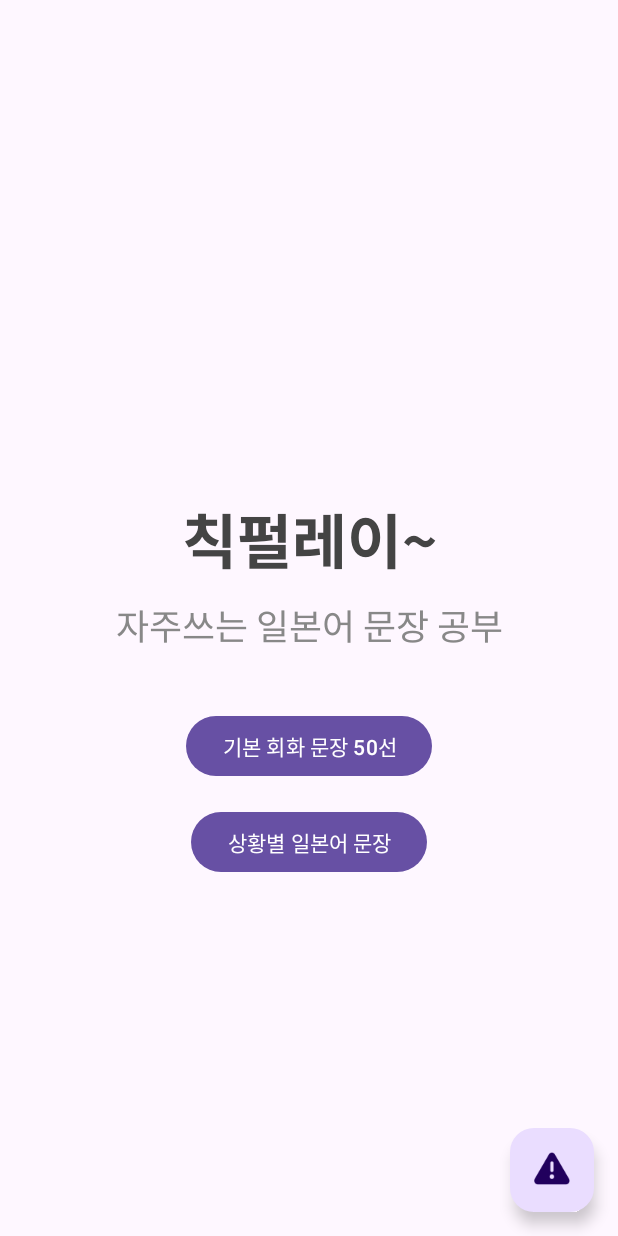
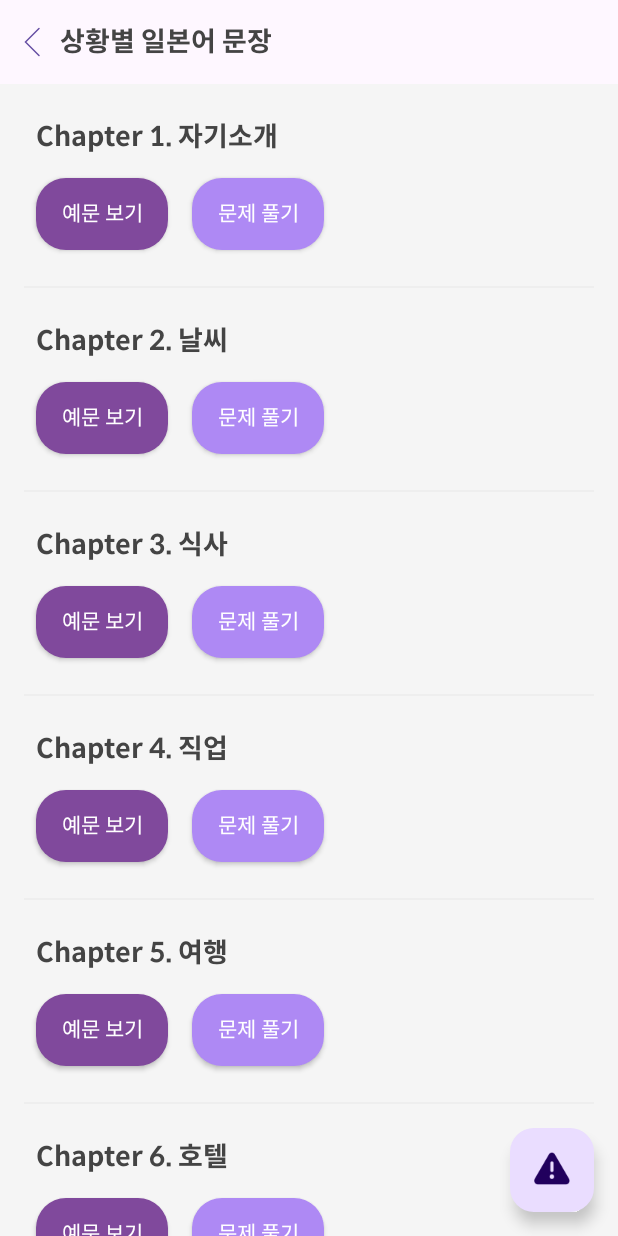
Before and after one commit to JuneMyoung-Lee/MyJapaneseNoteRepository, an Android app: the screen it shows after launch (MainActivity), after a tap on "상황별 일본어 문장", on a phone screen of 412 x 824 dp. Run offline under Robolectric (Android 15) with nearby library versions, the phone set to English and light mode, and no system bars; our stand-ins replace navigation-ui.

Commit message:
상황별 일본어 문장 카테고리 생성

```diff
--- a/app/src/main/java/com/example/myjapanesenoteapplication/FirstFragment.kt
+++ b/app/src/main/java/com/example/myjapanesenoteapplication/FirstFragment.kt
@@ -20,8 +20,6 @@ class FirstFragment : Fragment() {
     // onDestroyView.
     private val binding get() = _binding!!
 
-    private var toast : Toast? = null
-
     override fun onCreateView(
         inflater: LayoutInflater, container: ViewGroup?,
         savedInstanceState: Bundle?
@@ -36,16 +34,11 @@ class FirstFragment : Fragment() {
         super.onViewCreated(view, savedInstanceState)
 
         with(binding) {
-            buttonFirst.setOnClickListener {
+            buttonSecond.setOnClickListener {
                 findNavController().navigate(R.id.action_FirstFragment_to_SecondFragment)
             }
-            buttonSecond.setOnClickListener {
-                requireActivity().runOnUiThread {
-                    toast?.cancel()
-
-                    toast = Toast.makeText(requireContext(), "추가 개발 예정", Toast.LENGTH_SHORT)
-                    toast?.show()
-                }
+            buttonThird.setOnClickListener {
+                findNavController().navigate(R.id.action_FirstFragment_to_ThirdFragment)
             }
         }
     }
--- /dev/null
+++ b/app/src/main/java/com/example/myjapanesenoteapplication/JapaneseCategoryAdapter.kt
@@ -0,0 +1,58 @@
+package com.example.myjapanesenoteapplication
+
+import android.view.LayoutInflater
+import android.view.View
+import android.view.ViewGroup
+import androidx.recyclerview.widget.DiffUtil
+import androidx.recyclerview.widget.ListAdapter
+import androidx.recyclerview.widget.RecyclerView
+import com.example.myjapanesenoteapplication.databinding.ItemJapaneseCategoryBinding
+import com.example.myjapanesenoteapplication.databinding.ItemJapaneseMainBinding
+
+class JapaneseCategoryAdapter : ListAdapter<JapaneseCategoryItem, JapaneseCategoryAdapter.ItemJapaneseCategoryVH>(DIFF_CALLBACK) {
+
+    private var onItemClickListener: OnItemClickListener?= null
+
+    interface OnItemClickListener {
+        fun onExampleClick(item: JapaneseCategoryItem, position: Int)
+        fun onQuestionClick(item: JapaneseCategoryItem, position: Int)
+    }
+
+    fun setItemOnClickListener(listener: OnItemClickListener) {
+        onItemClickListener = listener
+    }
+
+    override fun onCreateViewHolder(viewGroup: ViewGroup, viewType: Int): ItemJapaneseCategoryVH = LayoutInflater.from(viewGroup.context)
+        .let { ItemJapaneseCategoryBinding.inflate(it, viewGroup, false) }
+        .let { ItemJapaneseCategoryVH(it) }
+
+    override fun onBindViewHolder(holder: ItemJapaneseCategoryVH, position: Int) {
+
+        val item = getItem(position)
+
+        with(holder.binding) {
+            categoryTitle.text = item.제목
+
+            exampleButton.setOnClickListener {
+                onItemClickListener?.onExampleClick(item, position)
+            }
+            questionButton.setOnClickListener {
+                onItemClickListener?.onQuestionClick(item, position)
+            }
+        }
+    }
+
+    class ItemJapaneseCategoryVH(val binding: ItemJapaneseCategoryBinding) : RecyclerView.ViewHolder(binding.root)
+
+    companion object {
+        private val DIFF_CALLBACK = object: DiffUtil.ItemCallback<JapaneseCategoryItem>() {
+            override fun areContentsTheSame(oldItem: JapaneseCategoryItem, newItem: JapaneseCategoryItem): Boolean {
+                return oldItem == newItem && oldItem.hashCode() == newItem.hashCode()
+            }
+
+            override fun areItemsTheSame(oldItem: JapaneseCategoryItem, newItem: JapaneseCategoryItem): Boolean {
+                return oldItem.제목 == newItem.제목
+            }
+        }
+    }
+}
--- /dev/null
+++ b/app/src/main/java/com/example/myjapanesenoteapplication/JapaneseCategoryItem.kt
@@ -0,0 +1,5 @@
+package com.example.myjapanesenoteapplication
+
+data class JapaneseCategoryItem (
+    val 제목: String
+)
--- a/app/src/main/java/com/example/myjapanesenoteapplication/MainActivity.kt
+++ b/app/src/main/java/com/example/myjapanesenoteapplication/MainActivity.kt
@@ -34,7 +34,7 @@ class MainActivity : AppCompatActivity() {
         appBarConfiguration = AppBarConfiguration(navController.graph)
 
         binding.fab.setOnClickListener { view ->
-            Snackbar.make(view, "김동현 찌끄레기년", Snackbar.LENGTH_SHORT)
+            Snackbar.make(view, "동현이 살려달라고할때까지 줘패고싶다", Snackbar.LENGTH_SHORT)
                 .setAnchorView(R.id.fab)
                 .setAction("Action", null).show()
         }
--- /dev/null
+++ b/app/src/main/java/com/example/myjapanesenoteapplication/ThirdFragment.kt
@@ -0,0 +1,128 @@
+package com.example.myjapanesenoteapplication
+
+import android.graphics.Rect
+import android.os.Bundle
+import android.view.ContextThemeWrapper
+import androidx.fragment.app.Fragment
+import android.view.LayoutInflater
+import android.view.View
+import android.view.ViewGroup
+import android.widget.Toast
+import androidx.core.content.ContextCompat
+import androidx.recyclerview.widget.LinearLayoutManager
+import androidx.recyclerview.widget.PagerSnapHelper
+import androidx.recyclerview.widget.RecyclerView
+import androidx.viewpager2.widget.ViewPager2
+import com.example.myjapanesenoteapplication.databinding.FragmentSecondBinding
+import com.example.myjapanesenoteapplication.databinding.FragmentThirdBinding
+
+/**
+ * A simple [Fragment] subclass as the second destination in the navigation.
+ */
+class ThirdFragment : Fragment() {
+
+    private var _binding: FragmentThirdBinding? = null
+
+    // This property is only valid between onCreateView and
+    // onDestroyView.
+    private val binding get() = _binding!!
+
+    private var toast : Toast? = null
+
+    override fun onCreateView(
+        inflater: LayoutInflater, container: ViewGroup?,
+        savedInstanceState: Bundle?
+    ): View? {
+        _binding = FragmentThirdBinding.inflate(inflater, container, false)
+        return binding.root
+
+    }
+
+    override fun onViewCreated(view: View, savedInstanceState: Bundle?) {
+        super.onViewCreated(view, savedInstanceState)
+
+        initListener()
+        initRecyclerView()
+
+    }
+
+    private fun initListener() {
+        with(binding) {
+            backButton.setOnClickListener {
+                requireActivity().onBackPressed()
+            }
+        }
+    }
+
+    private fun initRecyclerView() {
+        with(binding) {
+            val layoutManager = LinearLayoutManager(requireContext(), LinearLayoutManager.VERTICAL, false)
+            val categoryAdapter = JapaneseCategoryAdapter()
+            categoryAdapter.setItemOnClickListener(object: JapaneseCategoryAdapter.OnItemClickListener {
+                override fun onExampleClick(item: JapaneseCategoryItem, position: Int) {
+                    actionCategoryExample(item)
+                }
+
+                override fun onQuestionClick(item: JapaneseCategoryItem, position: Int) {
+                    actionCategoryQuestion(item)
+                }
+            })
+            categoryRecyclerView.layoutManager = layoutManager
+            categoryRecyclerView.itemAnimator = null
+            categoryRecyclerView.adapter = categoryAdapter
+            (categoryRecyclerView.adapter as JapaneseCategoryAdapter).submitList(japaneseCategoryList)
+        }
+    }
+
+    private fun actionCategoryExample(item: JapaneseCategoryItem) {
+        when(item.제목) {
+            "Chapter 1. 자기소개" -> {
+
+            }
+            else -> {
+                requireActivity().runOnUiThread {
+                    toast?.cancel()
+
+                    toast = Toast.makeText(requireContext(), "준비중입니다.", Toast.LENGTH_SHORT)
+                    toast?.show()
+                }
+            }
+        }
+    }
+
+    private fun actionCategoryQuestion(item: JapaneseCategoryItem) {
+        when(item.제목) {
+            "Chapter 1. 자기소개" -> {
+
+            }
+            else -> {
+                requireActivity().runOnUiThread {
+                    toast?.cancel()
+
+                    toast = Toast.makeText(requireContext(), "준비중입니다.", Toast.LENGTH_SHORT)
+                    toast?.show()
+                }
+            }
+        }
+    }
+
+    override fun onDestroyView() {
+        super.onDestroyView()
+        _binding = null
+    }
+
+    private val japaneseCategoryList = listOf(
+        JapaneseCategoryItem(제목 = "Chapter 1. 자기소개"),
+        JapaneseCategoryItem(제목 = "Chapter 2. 날씨"),
+        JapaneseCategoryItem(제목 = "Chapter 3. 식사"),
+        JapaneseCategoryItem(제목 = "Chapter 4. 직업"),
+        JapaneseCategoryItem(제목 = "Chapter 5. 여행"),
+        JapaneseCategoryItem(제목 = "Chapter 6. 호텔"),
+        JapaneseCategoryItem(제목 = "Chapter 7. 쇼핑"),
+        JapaneseCategoryItem(제목 = "Chapter 8. 교통수단"),
+        JapaneseCategoryItem(제목 = "Chapter 9. 취미생활"),
+        JapaneseCategoryItem(제목 = "Extra 1. 감사 표현"),
+        JapaneseCategoryItem(제목 = "Extra 2. 거절 표현"),
+        JapaneseCategoryItem(제목 = "Extra 3. 사과 및 부탁 표현"),
+    )
+}
--- /dev/null
+++ b/app/src/main/res/drawable/icon_24_navi_arrow.xml
@@ -0,0 +1,12 @@
+<vector xmlns:android="http://schemas.android.com/apk/res/android"
+    android:width="24dp"
+    android:height="24dp"
+    android:viewportWidth="24"
+    android:viewportHeight="24">
+  <path
+      android:strokeWidth="1"
+      android:pathData="m10,3 l-9,9 9,9"
+      android:fillColor="#00000000"
+      android:strokeColor="#444"
+      android:strokeLineCap="round"/>
+</vector>
--- /dev/null
+++ b/app/src/main/res/drawable/roundbox_purple_20dp.xml
@@ -0,0 +1,5 @@
+<?xml version="1.0" encoding="utf-8"?>
+<shape xmlns:android="http://schemas.android.com/apk/res/android">
+    <corners android:radius="20dp" />
+    <solid android:color="@color/search_type_ae89f4_color" />
+</shape>
--- /dev/null
+++ b/app/src/main/res/drawable/roundbox_purple_dark_20dp.xml
@@ -0,0 +1,5 @@
+<?xml version="1.0" encoding="utf-8"?>
+<shape xmlns:android="http://schemas.android.com/apk/res/android">
+    <corners android:radius="20dp" />
+    <solid android:color="@color/search_subway_80499c_color" />
+</shape>
--- a/app/src/main/res/layout/fragment_first.xml
+++ b/app/src/main/res/layout/fragment_first.xml
@@ -31,7 +31,7 @@
         app:layout_constraintStart_toStartOf="parent" />
 
     <Button
-        android:id="@+id/button_first"
+        android:id="@+id/button_second"
         android:layout_width="wrap_content"
         android:layout_height="wrap_content"
         android:text="기본 회화 문장 50선"
@@ -41,12 +41,12 @@
         app:layout_constraintStart_toStartOf="parent" />
 
     <Button
-        android:id="@+id/button_second"
+        android:id="@+id/button_third"
         android:layout_width="wrap_content"
         android:layout_height="wrap_content"
         android:text="상황별 일본어 문장"
         android:layout_marginTop="16dp"
-        app:layout_constraintTop_toBottomOf="@+id/button_first"
+        app:layout_constraintTop_toBottomOf="@+id/button_second"
         app:layout_constraintEnd_toEndOf="parent"
         app:layout_constraintStart_toStartOf="parent" />
 
--- /dev/null
+++ b/app/src/main/res/layout/fragment_third.xml
@@ -0,0 +1,44 @@
+<?xml version="1.0" encoding="utf-8"?>
+<androidx.constraintlayout.widget.ConstraintLayout xmlns:android="http://schemas.android.com/apk/res/android"
+    xmlns:app="http://schemas.android.com/apk/res-auto"
+    xmlns:tools="http://schemas.android.com/tools"
+    android:layout_width="match_parent"
+    android:layout_height="match_parent"
+    tools:context=".SecondFragment">
+
+    <androidx.constraintlayout.widget.ConstraintLayout
+        android:id="@+id/titleLayout"
+        android:layout_width="match_parent"
+        android:layout_height="56dp"
+        app:layout_constraintStart_toStartOf="parent"
+        app:layout_constraintEnd_toEndOf="parent"
+        app:layout_constraintTop_toTopOf="parent">
+
+        <TextView
+            style="@style/black_bold_title_18_pt_center"
+            android:layout_width="wrap_content"
+            android:layout_height="56dp"
+            android:text="@string/category_title"
+            android:gravity="center"
+            app:layout_constraintStart_toEndOf="@+id/backButton"
+            app:layout_constraintTop_toTopOf="parent"/>
+
+        <Button
+            android:id="@+id/backButton"
+            android:layout_width="24dp"
+            android:layout_height="24dp"
+            android:background="@drawable/icon_24_navi_arrow"
+            android:layout_margin="16dp"
+            app:layout_constraintStart_toStartOf="parent"
+            app:layout_constraintTop_toTopOf="parent"/>
+
+    </androidx.constraintlayout.widget.ConstraintLayout>
+
+    <androidx.recyclerview.widget.RecyclerView
+        android:id="@+id/categoryRecyclerView"
+        android:layout_width="match_parent"
+        android:layout_height="0dp"
+        app:layout_constraintTop_toBottomOf="@+id/titleLayout"
+        app:layout_constraintBottom_toBottomOf="parent"/>
+
+</androidx.constraintlayout.widget.ConstraintLayout>
--- /dev/null
+++ b/app/src/main/res/layout/item_japanese_category.xml
@@ -0,0 +1,53 @@
+<?xml version="1.0" encoding="utf-8"?>
+<androidx.constraintlayout.widget.ConstraintLayout xmlns:android="http://schemas.android.com/apk/res/android"
+    xmlns:app="http://schemas.android.com/apk/res-auto"
+    xmlns:tools="http://schemas.android.com/tools"
+    android:layout_width="match_parent"
+    android:layout_height="wrap_content"
+    android:background="@color/bg_03">
+
+    <TextView
+        android:id="@+id/categoryTitle"
+        style="@style/black_bold_title_18_pt_center"
+        android:layout_width="wrap_content"
+        android:layout_height="wrap_content"
+        android:layout_marginStart="24dp"
+        android:layout_marginTop="24dp"
+        app:layout_constraintStart_toStartOf="parent"
+        app:layout_constraintTop_toTopOf="parent"
+        tools:text="Chapter 1. 자기소개 관련 표현들" />
+
+    <android.widget.Button
+        android:id="@+id/exampleButton"
+        style="@style/white_medium_title_14_pt_center"
+        android:layout_width="wrap_content"
+        android:layout_height="wrap_content"
+        android:layout_marginTop="16dp"
+        android:layout_marginStart="24dp"
+        android:background="@drawable/roundbox_purple_dark_20dp"
+        android:text="예문 보기"
+        app:layout_constraintTop_toBottomOf="@+id/categoryTitle"
+        app:layout_constraintStart_toStartOf="parent" />
+
+    <android.widget.Button
+        android:id="@+id/questionButton"
+        style="@style/white_medium_title_14_pt_center"
+        android:layout_width="wrap_content"
+        android:layout_height="wrap_content"
+        android:layout_marginTop="16dp"
+        android:background="@drawable/roundbox_purple_20dp"
+        android:text="문제 풀기"
+        android:layout_marginStart="16dp"
+        app:layout_constraintTop_toBottomOf="@+id/categoryTitle"
+        app:layout_constraintStart_toEndOf="@+id/exampleButton" />
+
+    <View
+        android:id="@+id/bottomLine"
+        android:layout_width="match_parent"
+        android:layout_height="1dp"
+        android:layout_marginTop="24dp"
+        android:layout_marginHorizontal="16dp"
+        android:background="@color/line_02"
+        app:layout_constraintTop_toBottomOf="@+id/exampleButton" />
+
+</androidx.constraintlayout.widget.ConstraintLayout>
--- a/app/src/main/res/menu/menu_main.xml
+++ /dev/null
@@ -1,10 +0,0 @@
-<menu xmlns:android="http://schemas.android.com/apk/res/android"
-    xmlns:app="http://schemas.android.com/apk/res-auto"
-    xmlns:tools="http://schemas.android.com/tools"
-    tools:context="com.example.myjapanesenoteapplication.MainActivity">
-    <item
-        android:id="@+id/action_settings"
-        android:orderInCategory="100"
-        android:title="@string/action_settings"
-        app:showAsAction="never" />
-</menu>
--- a/app/src/main/res/navigation/nav_graph.xml
+++ b/app/src/main/res/navigation/nav_graph.xml
@@ -8,21 +8,31 @@
     <fragment
         android:id="@+id/FirstFragment"
         android:name="com.example.myjapanesenoteapplication.FirstFragment"
-        android:label="@string/first_fragment_label"
         tools:layout="@layout/fragment_first">
 
         <action
             android:id="@+id/action_FirstFragment_to_SecondFragment"
             app:destination="@id/SecondFragment" />
+        <action
+            android:id="@+id/action_FirstFragment_to_ThirdFragment"
+            app:destination="@id/ThirdFragment" />
     </fragment>
     <fragment
         android:id="@+id/SecondFragment"
         android:name="com.example.myjapanesenoteapplication.SecondFragment"
-        android:label="@string/second_fragment_label"
         tools:layout="@layout/fragment_second">
 
         <action
             android:id="@+id/action_SecondFragment_to_FirstFragment"
             app:destination="@id/FirstFragment" />
     </fragment>
+    <fragment
+        android:id="@+id/ThirdFragment"
+        android:name="com.example.myjapanesenoteapplication.ThirdFragment"
+        tools:layout="@layout/fragment_third">
+
+        <action
+            android:id="@+id/action_ThirdFragment_to_FirstFragment"
+            app:destination="@id/FirstFragment" />
+    </fragment>
 </navigation>
--- a/app/src/main/res/values/strings.xml
+++ b/app/src/main/res/values/strings.xml
@@ -1,11 +1,7 @@
 <resources>
     <string name="app_name">칙펄레이\n일본어공부</string>
-    <string name="action_settings">Settings</string>
-    <!-- Strings used for fragments for navigation -->
-    <string name="first_fragment_label">First Fragment</string>
-    <string name="second_fragment_label">Second Fragment</string>
-    <string name="next">Next</string>
-    <string name="previous">Previous</string>
     <string name="left">&lt;&lt;</string>
     <string name="right">&gt;&gt;</string>
+
+    <string name="category_title">상황별 일본어 문장</string>
 </resources>
--- a/app/src/main/res/values/styles.xml
+++ b/app/src/main/res/values/styles.xml
@@ -50,4 +50,20 @@
         <item name="android:lineHeight">24dp</item>
         <item name="android:textColor">@color/ui_02</item>
     </style>
+
+    <style parent="@style/basic_text_style" name="black_bold_title_18_pt_center">
+        <item name="android:fontFamily">@font/spoqa_han_sans_neo_bold</item>
+        <item name="android:textSize">18dp</item>
+        <item name="android:gravity">center_horizontal</item>
+        <item name="android:lineHeight">26dp</item>
+        <item name="android:textColor">@color/ui_02</item>
+    </style>
+
+    <style parent="@style/basic_text_style" name="white_medium_title_14_pt_center">
+        <item name="android:fontFamily">@font/spoqa_han_sans_neo_regular</item>
+        <item name="android:textSize">14dp</item>
+        <item name="android:gravity">center</item>
+        <item name="android:lineHeight">22dp</item>
+        <item name="android:textColor">@color/white</item>
+    </style>
 </resources>
```
